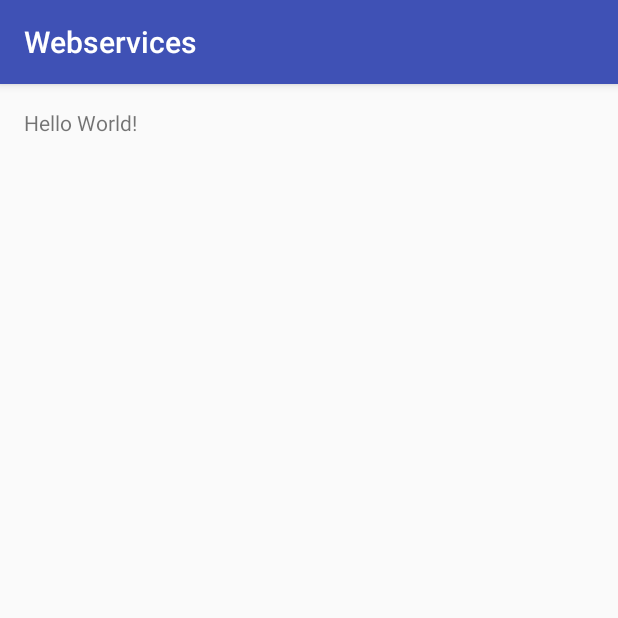
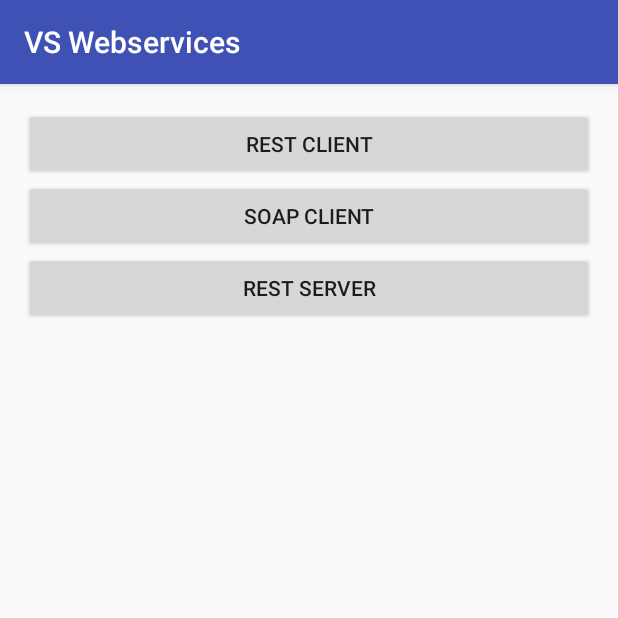
Before and after one commit to joelbu/VS_pascalo_Webservices, an Android app: the screen it shows after launch (MainActivity), on a phone screen of 412 x 824 dp, the top half of it. Run offline under Robolectric (Android 15) with nearby library versions, the phone set to English and light mode, and no system bars.

Commit message:
Added some of the boring stuff, activity titles, buttons, button listener code etc, made a raw HTTP request that passes the unit test and a real world test

```diff
--- a/app/src/main/java/ch/ethz/inf/vs/a2/pascalo/vs_pascalo_webservices/MainActivity.java
+++ b/app/src/main/java/ch/ethz/inf/vs/a2/pascalo/vs_pascalo_webservices/MainActivity.java
@@ -1,13 +1,43 @@
 package ch.ethz.inf.vs.a2.pascalo.vs_pascalo_webservices;
 
+import android.content.Intent;
 import android.support.v7.app.AppCompatActivity;
 import android.os.Bundle;
+import android.util.Log;
+import android.view.View;
 
-public class MainActivity extends AppCompatActivity {
+public class MainActivity extends AppCompatActivity implements View.OnClickListener  {
+
+    private final String TAG = "MainActivity";
 
     @Override
     protected void onCreate(Bundle savedInstanceState) {
         super.onCreate(savedInstanceState);
         setContentView(R.layout.activity_main);
+
+        findViewById(R.id.button_rest_client).setOnClickListener(this);
+        findViewById(R.id.button_soap_client).setOnClickListener(this);
+        findViewById(R.id.button_rest_server).setOnClickListener(this);
+
+    }
+
+    @Override
+    public void onClick(View v) {
+        switch (v.getId()) {
+            case R.id.button_rest_client:
+                startActivity(new Intent(getApplicationContext(), REST_client.class));
+                break;
+            case R.id.button_soap_client:
+                startActivity(new Intent(getApplicationContext(), SOAP_client.class));
+                break;
+            case R.id.button_rest_server:
+                startActivity(new Intent(getApplicationContext(), REST_server.class));
+                break;
+            default:
+                Log.e(TAG, "onClick got called with an unexpected view.");
+                finish();
+                break;
+        }
+
     }
 }
--- a/app/src/main/res/layout/activity_main.xml
+++ b/app/src/main/res/layout/activity_main.xml
@@ -10,8 +10,27 @@
     android:paddingTop="@dimen/activity_vertical_margin"
     tools:context="ch.ethz.inf.vs.a2.pascalo.vs_pascalo_webservices.MainActivity">
 
-    <TextView
-        android:layout_width="wrap_content"
+    <Button
+        android:layout_width="match_parent"
         android:layout_height="wrap_content"
-        android:text="Hello World!" />
+        android:layout_alignParentTop="true"
+        android:layout_alignParentStart="true"
+        android:text="@string/button_text_rest_client"
+        android:id="@+id/button_rest_client" />
+
+    <Button
+        android:layout_width="match_parent"
+        android:layout_height="wrap_content"
+        android:text="@string/button_text_soap_client"
+        android:id="@+id/button_soap_client"
+        android:layout_below="@id/button_rest_client"
+        android:layout_alignParentStart="true" />
+
+    <Button
+        android:layout_width="match_parent"
+        android:layout_height="wrap_content"
+        android:text="@string/button_text_rest_server"
+        android:id="@+id/button_rest_server"
+        android:layout_below="@id/button_soap_client"
+        android:layout_alignParentStart="true" />
 </RelativeLayout>
--- a/app/src/main/res/values/strings.xml
+++ b/app/src/main/res/values/strings.xml
@@ -1,3 +1,9 @@
 <resources>
-    <string name="app_name">Webservices</string>
+    <string name="app_name">VS Webservices</string>
+    <string name="button_text_rest_client">REST client</string>
+    <string name="button_text_soap_client">SOAP client</string>
+    <string name="button_text_rest_server">REST server</string>
+    <string name="activity_label_rest_client">REST client</string>
+    <string name="activity_label_soap_client">SOAP client</string>
+    <string name="activity_label_rest_server">REST server</string>
 </resources>
```
Also changed, not shown: app/src/main/AndroidManifest.xml (+6 -3 lines), app/src/main/java/ch/ethz/inf/vs/a2/solution/http/HttpRawRequestImpl.java (+23 -1 lines).
